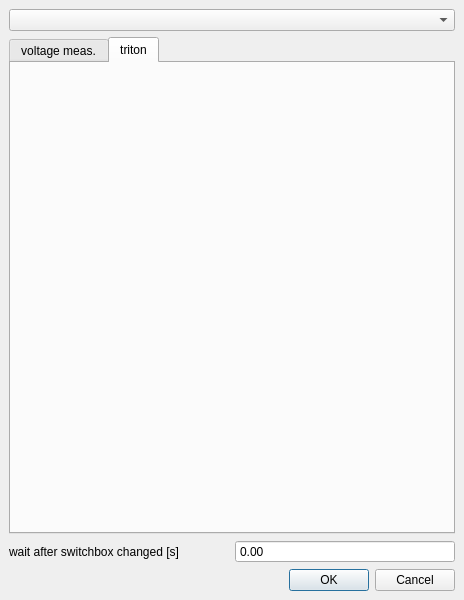
Old version of the form TildaHost/source/Interface/PreScanConfigUi/Ui_PreScanMain.ui in the repository lasersphere/Tilda.
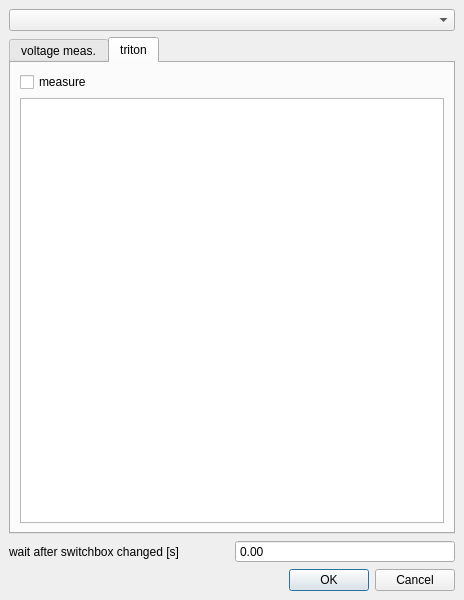
New version of the form. The open tabs and pages were chosen to show the change.

Commit message: dmm pre scan config seems to work. Will continue with triton integration now.

```diff
--- a/TildaHost/source/Interface/PreScanConfigUi/Ui_PreScanMain.ui
+++ b/TildaHost/source/Interface/PreScanConfigUi/Ui_PreScanMain.ui
@@ -117,6 +117,18 @@
        <attribute name="title">
         <string>triton</string>
        </attribute>
+       <layout class="QVBoxLayout" name="verticalLayout_4">
+        <item>
+         <widget class="QCheckBox" name="checkBox_triton_measure">
+          <property name="text">
+           <string>measure</string>
+          </property>
+         </widget>
+        </item>
+        <item>
+         <widget class="QTreeView" name="treeView_triton"/>
+        </item>
+       </layout>
       </widget>
      </widget>
     </item>
```
Left out of the diff: 7 changed lines with no effect on the pictures. The commit also changes 7 other files.
